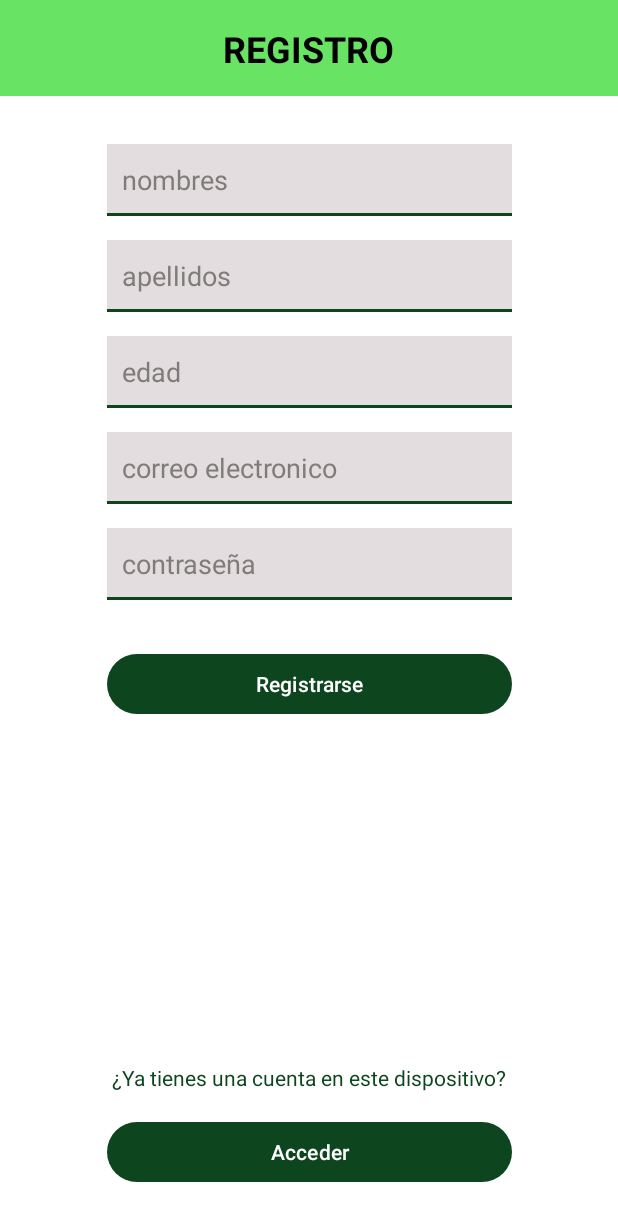
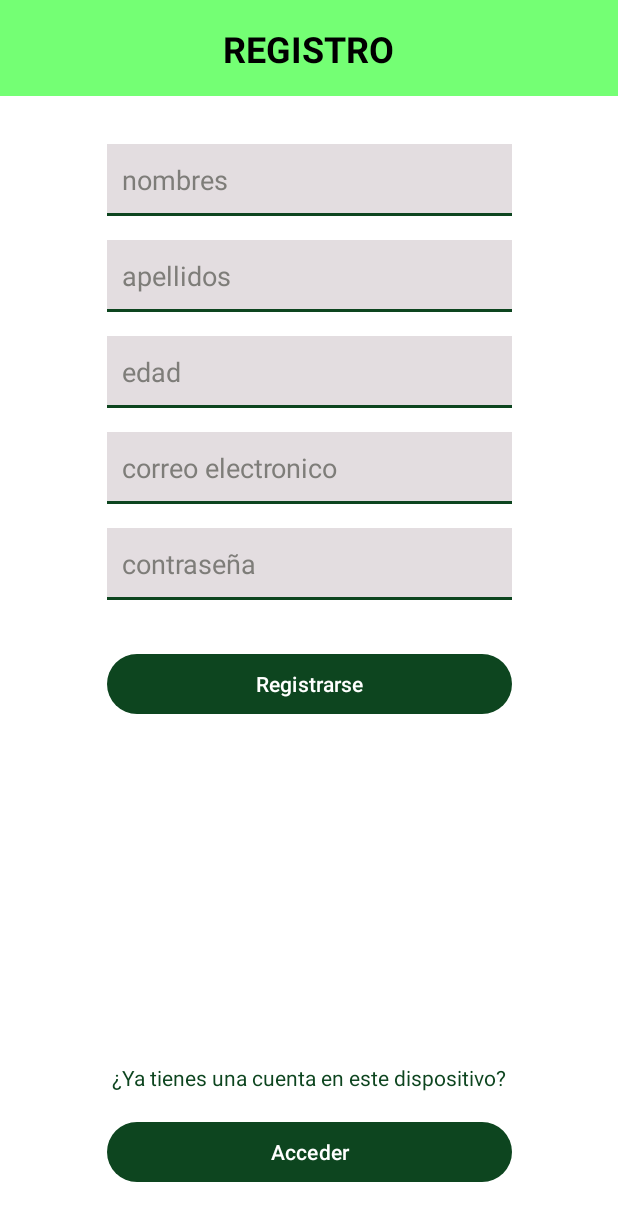
Before and after one commit to cristoferOrdonez/FinancePal, an Android app: the screen it shows after launch (Registro), after a tap on "Registrarse", on a phone screen of 412 x 824 dp. Shown: the top 1221 px of the screen. Run offline under Robolectric (Android 15) with nearby library versions, the phone set to English and light mode, and no system bars.

Commit message:
cambie el color de la barra superior

```diff
--- a/app/src/main/res/values/colors.xml
+++ b/app/src/main/res/values/colors.xml
@@ -10,7 +10,7 @@
 
     <!--Nuevos colores -->
     <color name="verdeOscuro">#0D451F</color>
-    <color name="verdeClaro">#68E364</color>
+    <color name="verdeClaro">#74FF74</color>
     <color name="Gris">#E3DDE0</color>
     <color name="colorHint">#7E7D79</color>
     <color name="transparent">#00FFFFFF</color>
```
